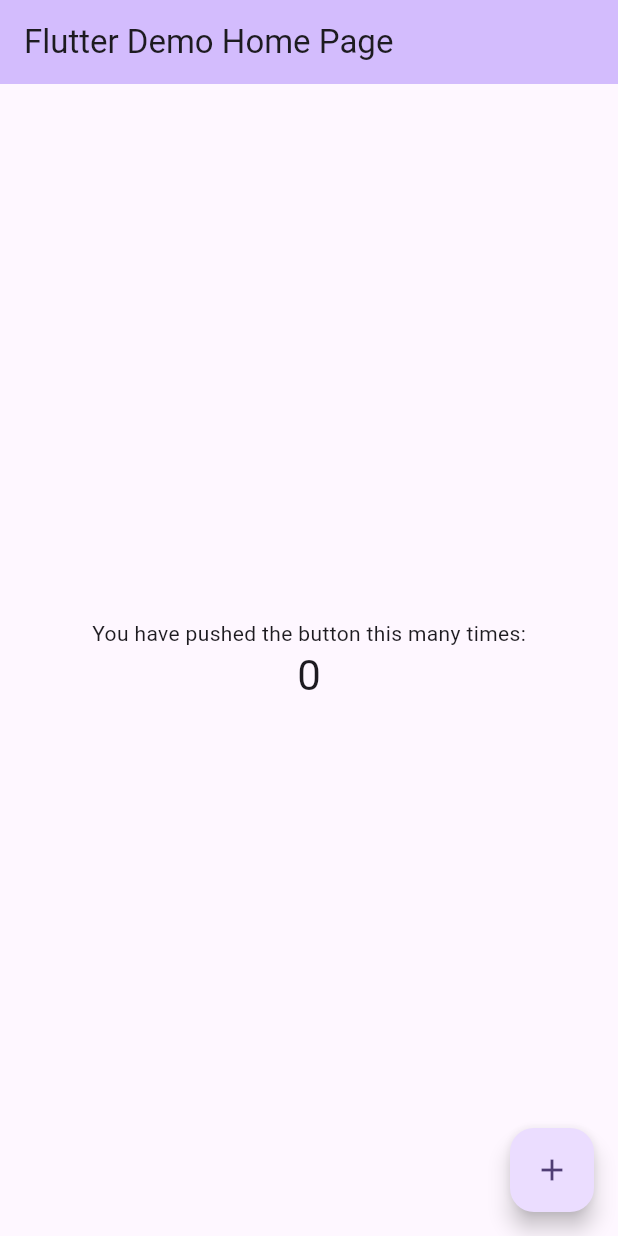
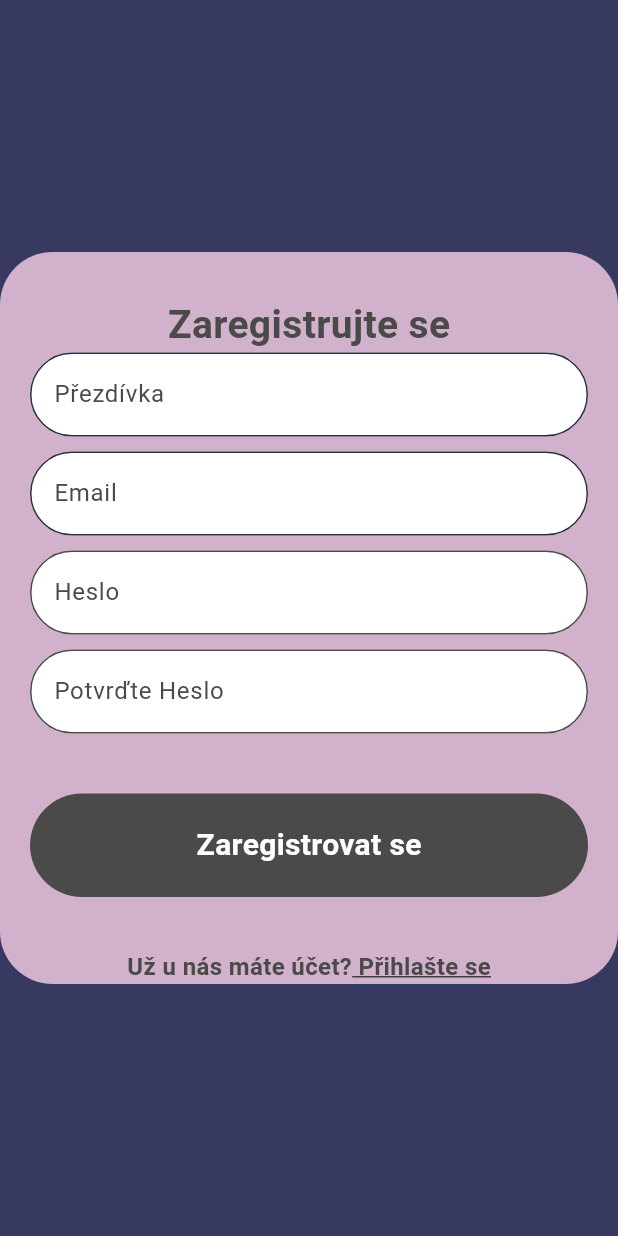
Before and after one commit to DominikTravnicek/MaturitaHelp, a Flutter app: the screen it shows after launch, on a phone screen of 412 x 824 dp. Run offline on Flutter 3.47's test engine with Material 3 defaults, Android fonts, the phone set to English and light mode, and no system bars; our stand-ins replace cloud_firestore, firebase_auth, firebase_core; accounts and stored records are empty.

Commit message:
mainscreen changes

```diff
--- /dev/null
+++ b/maturita_helpdesk/lib/auth_screen.dart
@@ -0,0 +1,33 @@
+import 'package:flutter/material.dart';
+import 'registration_screen.dart';
+import 'login_screen.dart';
+
+class AuthScreen extends StatefulWidget {
+  const AuthScreen({super.key});
+
+  @override
+  State<AuthScreen> createState() => _AuthScreenState();
+}
+
+class _AuthScreenState extends State<AuthScreen> {
+  bool showRegistrationScreen = true;
+
+  void toggleScreens() {
+    setState(() {
+      showRegistrationScreen = !showRegistrationScreen;
+    });
+  }
+
+  @override
+  Widget build(BuildContext context) {
+    if (showRegistrationScreen) {
+      return RegistrationScreen(
+        showLoginScreen: toggleScreens,
+      );
+    } else {
+      return LoginScreen(
+        showRegistrationScreen: toggleScreens,
+      );
+    }
+  }
+}
--- a/maturita_helpdesk/lib/main.dart
+++ b/maturita_helpdesk/lib/main.dart
@@ -1,125 +1,26 @@
+import 'package:firebase_core/firebase_core.dart';
 import 'package:flutter/material.dart';
+import 'main_screen.dart';
+import 'firebase_options.dart';
 
-void main() {
+void main() async {
+  WidgetsFlutterBinding.ensureInitialized();
+  await Firebase.initializeApp(
+    options: DefaultFirebaseOptions.currentPlatform,
+  );
   runApp(const MyApp());
 }
 
 class MyApp extends StatelessWidget {
-  const MyApp({super.key});
+  const MyApp({Key? key}) : super(key: key);
 
-  // This widget is the root of your application.
   @override
   Widget build(BuildContext context) {
     return MaterialApp(
-      title: 'Flutter Demo',
       theme: ThemeData(
-        // This is the theme of your application.
-        //
-        // TRY THIS: Try running your application with "flutter run". You'll see
-        // the application has a purple toolbar. Then, without quitting the app,
-        // try changing the seedColor in the colorScheme below to Colors.green
-        // and then invoke "hot reload" (save your changes or press the "hot
-        // reload" button in a Flutter-supported IDE, or press "r" if you used
-        // the command line to start the app).
-        //
-        // Notice that the counter didn't reset back to zero; the application
-        // state is not lost during the reload. To reset the state, use hot
-        // restart instead.
-        //
-        // This works for code too, not just values: Most code changes can be
-        // tested with just a hot reload.
-        colorScheme: ColorScheme.fromSeed(seedColor: Colors.deepPurple),
-        useMaterial3: true,
+        scaffoldBackgroundColor: const Color(0xff171A25),
       ),
-      home: const MyHomePage(title: 'Flutter Demo Home Page'),
+      home: const MainScreen(),
     );
   }
 }
-
-class MyHomePage extends StatefulWidget {
-  const MyHomePage({super.key, required this.title});
-
-  // This widget is the home page of your application. It is stateful, meaning
-  // that it has a State object (defined below) that contains fields that affect
-  // how it looks.
-
-  // This class is the configuration for the state. It holds the values (in this
-  // case the title) provided by the parent (in this case the App widget) and
-  // used by the build method of the State. Fields in a Widget subclass are
-  // always marked "final".
-
-  final String title;
-
-  @override
-  State<MyHomePage> createState() => _MyHomePageState();
-}
-
-class _MyHomePageState extends State<MyHomePage> {
-  int _counter = 0;
-
-  void _incrementCounter() {
-    setState(() {
-      // This call to setState tells the Flutter framework that something has
-      // changed in this State, which causes it to rerun the build method below
-      // so that the display can reflect the updated values. If we changed
-      // _counter without calling setState(), then the build method would not be
-      // called again, and so nothing would appear to happen.
-      _counter++;
-    });
-  }
-
-  @override
-  Widget build(BuildContext context) {
-    // This method is rerun every time setState is called, for instance as done
-    // by the _incrementCounter method above.
-    //
-    // The Flutter framework has been optimized to make rerunning build methods
-    // fast, so that you can just rebuild anything that needs updating rather
-    // than having to individually change instances of widgets.
-    return Scaffold(
-      appBar: AppBar(
-        // TRY THIS: Try changing the color here to a specific color (to
-        // Colors.amber, perhaps?) and trigger a hot reload to see the AppBar
-        // change color while the other colors stay the same.
-        backgroundColor: Theme.of(context).colorScheme.inversePrimary,
-        // Here we take the value from the MyHomePage object that was created by
-        // the App.build method, and use it to set our appbar title.
-        title: Text(widget.title),
-      ),
-      body: Center(
-        // Center is a layout widget. It takes a single child and positions it
-        // in the middle of the parent.
-        child: Column(
-          // Column is also a layout widget. It takes a list of children and
-          // arranges them vertically. By default, it sizes itself to fit its
-          // children horizontally, and tries to be as tall as its parent.
-          //
-          // Column has various properties to control how it sizes itself and
-          // how it positions its children. Here we use mainAxisAlignment to
-          // center the children vertically; the main axis here is the vertical
-          // axis because Columns are vertical (the cross axis would be
-          // horizontal).
-          //
-          // TRY THIS: Invoke "debug painting" (choose the "Toggle Debug Paint"
-          // action in the IDE, or press "p" in the console), to see the
-          // wireframe for each widget.
-          mainAxisAlignment: MainAxisAlignment.center,
-          children: <Widget>[
-            const Text(
-              'You have pushed the button this many times:',
-            ),
-            Text(
-              '$_counter',
-              style: Theme.of(context).textTheme.headlineMedium,
-            ),
-          ],
-        ),
-      ),
-      floatingActionButton: FloatingActionButton(
-        onPressed: _incrementCounter,
-        tooltip: 'Increment',
-        child: const Icon(Icons.add),
-      ), // This trailing comma makes auto-formatting nicer for build methods.
-    );
-  }
-}
--- /dev/null
+++ b/maturita_helpdesk/lib/main_screen.dart
@@ -0,0 +1,24 @@
+import 'home_screen.dart';
+import 'package:flutter/material.dart';
+import 'package:firebase_auth/firebase_auth.dart';
+import 'auth_screen.dart';
+
+class MainScreen extends StatelessWidget {
+  const MainScreen({Key? key}) : super(key: key);
+
+  @override
+  Widget build(BuildContext context) {
+    return Scaffold(
+      body: StreamBuilder<User?>(
+        stream: FirebaseAuth.instance.authStateChanges(),
+        builder: (context, snapshot) {
+          if (snapshot.hasData) {
+            return const HomeScreen();
+          } else {
+            return const AuthScreen();
+          }
+        },
+      ),
+    );
+  }
+}
--- /dev/null
+++ b/maturita_helpdesk/lib/registration_screen.dart
@@ -0,0 +1,310 @@
+import 'package:firebase_auth/firebase_auth.dart';
+import 'package:cloud_firestore/cloud_firestore.dart';
+import 'package:flutter/material.dart';
+
+class RegistrationScreen extends StatefulWidget {
+  final VoidCallback showLoginScreen;
+  const RegistrationScreen({Key? key, required this.showLoginScreen})
+      : super(key: key);
+
+  @override
+  State<RegistrationScreen> createState() => _RegistrationScreenState();
+}
+
+class _RegistrationScreenState extends State<RegistrationScreen> {
+  final emailController = TextEditingController();
+  final nickController = TextEditingController();
+  final firstNameController=TextEditingController();
+  final lastNameController=TextEditingController();
+  final passwordController = TextEditingController();
+  final confirmpasswordController = TextEditingController();
+  final FirebaseAuth auth = FirebaseAuth.instance;
+  late String uid;
+
+  @override
+  void dispose() {
+    emailController.dispose();
+    passwordController.dispose();
+    confirmpasswordController.dispose();
+    super.dispose();
+  }
+  Future addUserDetails() async {
+    User user = auth.currentUser!;
+
+
+    await FirebaseFirestore.instance.collection('users').doc(uid).set({
+
+      'nick':nickController.text,
+
+    });
+  }
+
+  Future signUp() async {
+    if (passwordConfirmed()) {
+      try {
+        showDialog(
+            context: context,
+            builder: (context) {
+              return Center(
+                child: CircularProgressIndicator(
+                  color: Color(0xffC83838),
+                ),
+              );
+            });
+        await FirebaseAuth.instance.createUserWithEmailAndPassword(
+          email: emailController.text.trim(),
+          password: passwordController.text.trim(),
+        );
+        addUserDetails();
+        Navigator.of(context).pop();
+      } on FirebaseAuthException catch (e) {
+        ScaffoldMessenger.of(context).showSnackBar(SnackBar(
+            behavior: SnackBarBehavior.floating,
+            backgroundColor: Colors.transparent,
+            elevation: 0,
+            content: Container(
+                padding: const EdgeInsets.all(16),
+                height: 90,
+                decoration: const BoxDecoration(
+                    color: Color(0xffC83838),
+                    borderRadius: BorderRadius.all(Radius.circular(20))),
+                child: Column(
+                    crossAxisAlignment: CrossAxisAlignment.start,
+                    mainAxisAlignment: MainAxisAlignment.center,
+                    children: [
+                      const Text("Jejda!", style: TextStyle(fontSize: 22)),
+                      const Text("Někde nastala chyba :(",
+                          style: const TextStyle(fontSize: 16)),
+                    ]))));
+      }
+    } else {
+      ScaffoldMessenger.of(context).showSnackBar(SnackBar(
+          behavior: SnackBarBehavior.floating,
+          backgroundColor: Colors.transparent,
+          elevation: 0,
+          content: Container(
+              padding: const EdgeInsets.all(16),
+              height: 90,
+              decoration: const BoxDecoration(
+                  color: Color(0xffC83838),
+                  borderRadius: BorderRadius.all(Radius.circular(20))),
+              child: Column(
+                  crossAxisAlignment: CrossAxisAlignment.start,
+                  mainAxisAlignment: MainAxisAlignment.center,
+                  children: [
+                    const Text("Jejda!", style: TextStyle(fontSize: 22)),
+                    const Text("Hesla se neshodují",
+                        style: const TextStyle(fontSize: 16)),
+                  ]))));
+    }
+  }
+
+  bool passwordConfirmed() {
+    if (passwordController.text.trim() ==
+        confirmpasswordController.text.trim()) {
+      return true;
+    } else {
+      return false;
+    }
+  }
+
+  Widget build(BuildContext context) {
+    double deviceHeight = MediaQuery.of(context).size.height;
+    double deviceWidth= MediaQuery.of(context).size.width;
+    return Scaffold(
+      backgroundColor: Color(0xff383961),
+      body: SafeArea(
+
+        child:Center(
+        child:Column(
+
+          mainAxisAlignment: MainAxisAlignment.center,
+
+          crossAxisAlignment: CrossAxisAlignment.center,
+          children: [
+            Container(
+              decoration: BoxDecoration(borderRadius: BorderRadius.circular(35),color: const Color(0xffD1B1CB),),
+              alignment: Alignment.center,
+
+              width: 500,
+              child:Column(
+                children:[
+            Container(
+            alignment: Alignment.center,
+            padding: const EdgeInsets.only( top: 30),
+            child: const Text(
+              'Zaregistrujte se',
+              textAlign: TextAlign.left,
+              style: TextStyle(
+                fontSize: 26,
+                color: Color(0xff4A4A48),
+                fontWeight: FontWeight.bold,
+              ),
+            ),
+
+          ),
+
+
+          Padding(
+
+            padding: const EdgeInsets.symmetric(horizontal: 20,),
+            child: TextField(
+              style: const TextStyle(color: Color(0xff4A4A48)),
+              controller: nickController,
+              decoration: InputDecoration(
+                enabledBorder: OutlineInputBorder(
+                  borderSide: const BorderSide(color: Color(0xff2A3044)),
+                  borderRadius: BorderRadius.circular(35),
+                ),
+                focusedBorder: OutlineInputBorder(
+                  borderSide: const BorderSide(color: Colors.white),
+                  borderRadius: BorderRadius.circular(35),
+                ),
+                hintText: 'Přezdívka',
+                hintStyle: const TextStyle(color: Color(0xff4A4A48)),
+                fillColor: Colors.white,
+                filled: true,
+              ),
+            ),
+          ),
+          const SizedBox(
+            height: 10,
+          ),
+          //email
+          Padding(
+
+            padding: const EdgeInsets.symmetric(horizontal: 20,),
+            child: TextField(
+              style: const TextStyle(color: Color(0xff4A4A48)),
+              controller: emailController,
+              decoration: InputDecoration(
+                enabledBorder: OutlineInputBorder(
+                  borderSide: const BorderSide(color: Color(0xff2A3044)),
+                  borderRadius: BorderRadius.circular(35),
+                ),
+                focusedBorder: OutlineInputBorder(
+                  borderSide: const BorderSide(color: Colors.white),
+                  borderRadius: BorderRadius.circular(35),
+                ),
+                hintText: 'Email',
+                hintStyle: const TextStyle(color: Color(0xff4A4A48)),
+                fillColor: Colors.white,
+                filled: true,
+              ),
+            ),
+          ),
+          const SizedBox(
+            height: 10,
+          ),
+
+          //password
+          Padding(
+            padding: const EdgeInsets.symmetric(horizontal: 20,),
+            child: TextField(
+              style: const TextStyle(color: Color(0xff4A4A48)),
+              controller: passwordController,
+              obscureText: true,
+              decoration: InputDecoration(
+                enabledBorder: OutlineInputBorder(
+                  borderSide: const BorderSide(color: Color(0xff4A4A48)),
+                  borderRadius: BorderRadius.circular(35),
+                ),
+                focusedBorder: OutlineInputBorder(
+                  borderSide: const BorderSide(color: Colors.white),
+                  borderRadius: BorderRadius.circular(35),
+                ),
+                hintText: 'Heslo',
+                hintStyle: const TextStyle(color: Color(0xff4A4A48)),
+                fillColor: Colors.white,
+                filled: true,
+              ),
+            ),
+          ),
+          const SizedBox(
+            height: 10,
+          ),
+
+          // confirm password
+          Padding(
+            padding: const EdgeInsets.symmetric(horizontal: 20,),
+            child: TextField(
+              style: const TextStyle(color: Color(0xff4A4A48)),
+              controller: confirmpasswordController,
+              obscureText: true,
+              decoration: InputDecoration(
+                enabledBorder: OutlineInputBorder(
+                  borderSide: const BorderSide(color: Color(0xff4A4A48)),
+                  borderRadius: BorderRadius.circular(35),
+                ),
+                focusedBorder: OutlineInputBorder(
+                  borderSide: const BorderSide(color: Colors.white),
+                  borderRadius: BorderRadius.circular(35),
+                ),
+                hintText: 'Potvrďte Heslo',
+                hintStyle: const TextStyle(
+                  color: Color(0xff4A4A48),
+                ),
+                fillColor: Colors.white,
+                filled: true,
+              ),
+            ),
+          ),
+          const SizedBox(
+            height: 10,
+          ),
+          //button
+          Padding(
+              padding: const EdgeInsets.symmetric(
+                horizontal: 20.0,
+                vertical: 30.0,
+              ),
+              child: GestureDetector(
+                onTap: signUp,
+                child: Container(
+                  padding: const EdgeInsets.all(20),
+                  decoration: BoxDecoration(
+                    color: const Color(0xff4A4A48),
+                    borderRadius: BorderRadius.circular(35),
+                  ),
+                  child: const Center(
+                    child: Text(
+                      'Zaregistrovat se',
+                      style: TextStyle(
+                          color: Colors.white,
+                          fontWeight: FontWeight.bold,
+                          fontSize: 20),
+                    ),
+                  ),
+                ),
+              )),
+          const SizedBox(
+            height: 5,
+          ),
+          Row(mainAxisAlignment: MainAxisAlignment.center, children: [
+            const Text(
+              'Už u nás máte účet?',
+              style: TextStyle(
+                  fontWeight: FontWeight.bold,
+                  color: Color(0xff4A4A48),
+                  fontSize: 16),
+            ),
+            GestureDetector(
+              onTap: widget.showLoginScreen,
+              child: const Text(
+                ' Přihlašte se',
+                style: TextStyle(
+                    decoration: TextDecoration.underline,
+                    fontWeight: FontWeight.bold,
+                    color: Color(0xff4A4A48),
+                    fontSize: 16),
+              ),
+            ),
+          ]),
+
+        ]))],
+          )),
+    ));
+
+  }
+
+}
--- a/maturita_helpdesk/pubspec.yaml
+++ b/maturita_helpdesk/pubspec.yaml
@@ -35,6 +35,9 @@ dependencies:
   # The following adds the Cupertino Icons font to your application.
   # Use with the CupertinoIcons class for iOS style icons.
   cupertino_icons: ^1.0.2
+  firebase_core: ^2.24.2
+  firebase_auth: ^4.16.0
+  cloud_firestore: ^4.14.0
 
 dev_dependencies:
   flutter_test:
```
Also changed, not shown: maturita_helpdesk/lib/home_screen.dart (added, +34 -0 lines), maturita_helpdesk/lib/login_screen.dart (added, +212 -0 lines), maturita_helpdesk/lib/firebase_options.dart (added), maturita_helpdesk/pubspec.lock, 8 other files.
